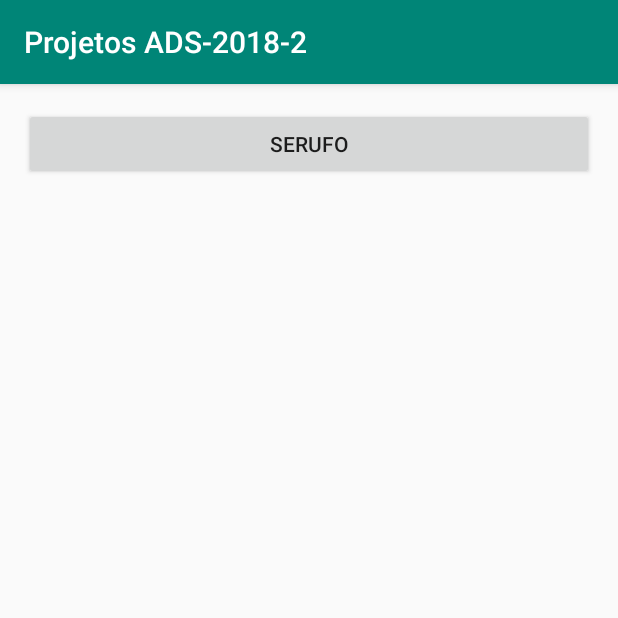
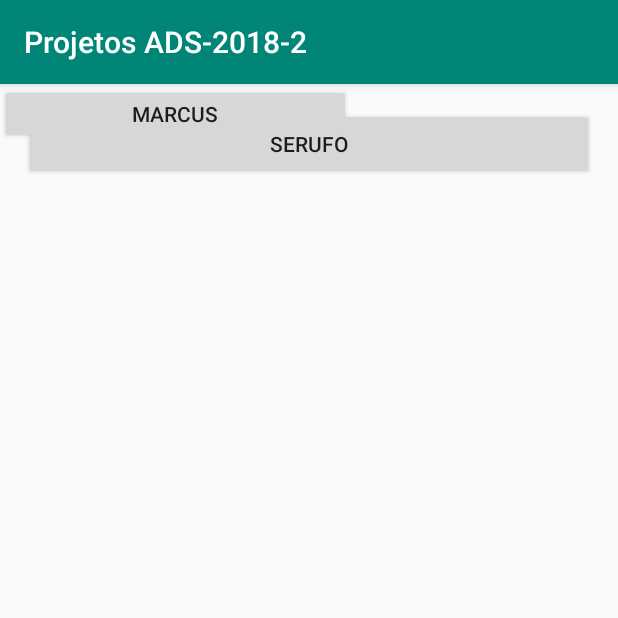
Before and after one commit to serufo/ADS20182, an Android app: the screen it shows after launch (MainActivity), on a phone screen of 412 x 824 dp, the top half of it. Run offline under Robolectric (Android 15) with nearby library versions, the phone set to English and light mode, and no system bars.

Commit message:
Criamos um botão para a nova activity

```diff
--- a/app/src/main/AndroidManifest.xml
+++ b/app/src/main/AndroidManifest.xml
@@ -17,7 +17,8 @@
                 <category android:name="android.intent.category.LAUNCHER" />
             </intent-filter>
         </activity>
-        <activity android:name=".ProfSerufo"></activity>
+        <activity android:name=".ProfSerufo" />
+        <activity android:name=".Marcus"></activity>
     </application>
 
 </manifest>
--- a/app/src/main/java/com/example/ads_2018_2/MainActivity.java
+++ b/app/src/main/java/com/example/ads_2018_2/MainActivity.java
@@ -28,6 +28,19 @@ public class MainActivity extends AppCompatActivity {
 
         //[SERUFO] Fim do código do SERUFO
 
+        //[MARCUS] Codigo para mudar para pagina do MARCUS
+
+        Button btnMarcus = findViewById(R.id.btnMarcus);
+        btnSerufo.setOnClickListener(new View.OnClickListener() {
+            @Override
+            public void onClick(View v) {
+                Intent intent = new Intent(MainActivity.this, Marcus.class);
+                startActivity(intent);
+            }
+        });
+
+        //[MARCUS] Fim do código do MARCUS
+
 
     }
 }
--- a/app/src/main/res/layout/activity_main.xml
+++ b/app/src/main/res/layout/activity_main.xml
@@ -20,5 +20,13 @@
         app:layout_constraintStart_toStartOf="parent"
         app:layout_constraintTop_toTopOf="parent" />
 
+    <Button
+        android:id="@+id/btnMarcus"
+        android:layout_width="234dp"
+        android:layout_height="40dp"
+        android:text="Marcus"
+        tools:layout_editor_absoluteX="79dp"
+        tools:layout_editor_absoluteY="79dp" />
+
 
 </android.support.constraint.ConstraintLayout>
```
Also changed, not shown: app/src/main/java/com/example/ads_2018_2/Marcus.java (added, +13 -0 lines), app/src/main/res/layout/activity_marcus.xml (added, +9 -0 lines).
